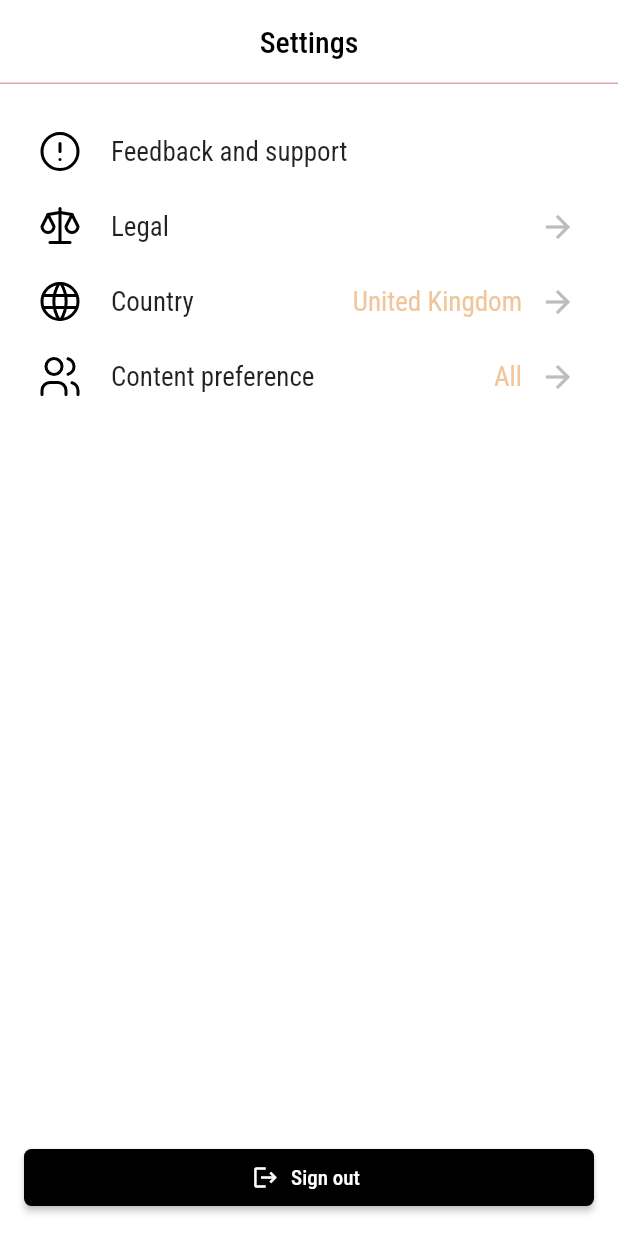
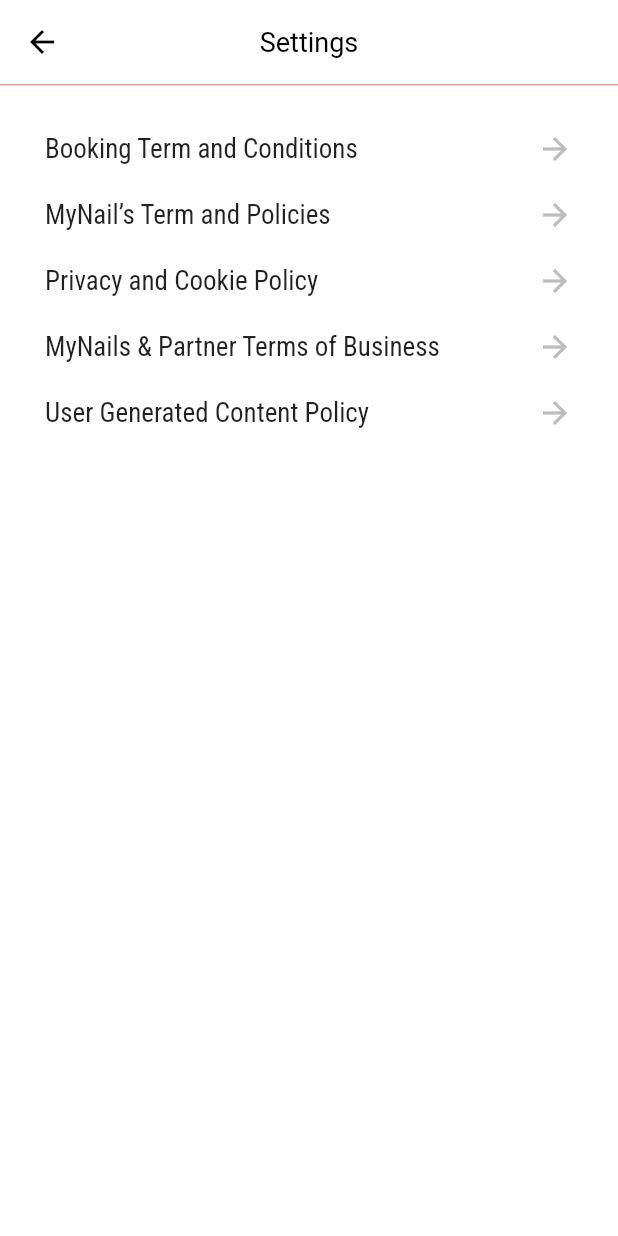
Before and after one commit to latiosthinh/mybeauty-flutter, a Flutter app: the SettingScreen screen opened by its route, after a tap on the "arrow forward" icon, on a phone screen of 412 x 824 dp. Run offline on Flutter 3.47's test engine with Material 2 defaults, Android fonts, the phone set to English and light mode, and no system bars; our stand-ins replace cloud_firestore, firebase_auth, firebase_core, flutter_svg, google_fonts, google_sign_in; accounts and stored records are empty.

Commit message:
🌷 UI: appbar theme

```diff
--- a/lib/models/setting.dart
+++ b/lib/models/setting.dart
@@ -2,8 +2,10 @@ class Setting {
   final String icon;
   final String title;
   final bool hasChild;
+  final String key;
 
-  Setting(this.hasChild, {required this.icon, required this.title});
+  Setting(this.hasChild,
+      {required this.icon, required this.title, required this.key});
 }
 
 class Country {
@@ -17,10 +19,15 @@ class Country {
 List<Setting> menuSettings = [
   Setting(false,
       icon: 'assets/icons/exclamation-circle.svg',
-      title: 'Feedback and support'),
-  Setting(true, icon: 'assets/icons/legal.svg', title: 'Legal'),
-  Setting(true, icon: 'assets/icons/country.svg', title: 'Country'),
-  Setting(true, icon: 'assets/icons/users.svg', title: 'Content preference')
+      title: 'Feedback and support',
+      key: 'feedback-support'),
+  Setting(true, icon: 'assets/icons/legal.svg', title: 'Legal', key: 'legal'),
+  Setting(true,
+      icon: 'assets/icons/country.svg', title: 'Country', key: 'country'),
+  Setting(true,
+      icon: 'assets/icons/users.svg',
+      title: 'Content preference',
+      key: 'content-preference')
 ];
 
 List<Country> listCountry = [
@@ -31,3 +38,11 @@ List<Country> listCountry = [
   Country('assets/icons/it.png', 'Italy', false),
   Country('assets/icons/ca.png', 'Canada', false)
 ];
+
+List<String> listTerm = [
+  'Booking Term and Conditions',
+  'MyNail’s Term and Policies',
+  'Privacy and Cookie Policy',
+  'MyNails & Partner Terms of Business',
+  'User Generated Content Policy'
+];
--- a/lib/routes.dart
+++ b/lib/routes.dart
@@ -9,6 +9,7 @@ import 'package:mybeauty/screens/nails/nail_screen.dart';
 import 'package:mybeauty/screens/register/register_screen.dart';
 import 'package:mybeauty/screens/setting/country_screen.dart';
 import 'package:mybeauty/screens/setting/setting_screen.dart';
+import 'package:mybeauty/screens/setting/term_screen.dart';
 import 'package:mybeauty/screens/splash/splash_screen.dart';
 import 'package:flutter/widgets.dart';
 
@@ -22,5 +23,6 @@ final Map<String, WidgetBuilder> routes = {
   SettingScreen.routeName: (context) => const SettingScreen(),
   ImportBooking.routeName: (context) => const ImportBooking(),
   CountryScreen.routeName: (context) => const CountryScreen(),
+  TermScreen.routeName: (context) => const TermScreen(),
   MainScreen.routeName: (context) => const MainScreen(),
 };
--- a/lib/screens/setting/setting_screen.dart
+++ b/lib/screens/setting/setting_screen.dart
@@ -5,6 +5,7 @@ import 'package:mybeauty/models/setting.dart';
 import 'package:mybeauty/screens/setting/country_screen.dart';
 import 'package:mybeauty/components/primary_button.dart';
 import 'package:mybeauty/screens/login/login_screen.dart';
+import 'package:mybeauty/screens/setting/term_screen.dart';
 import 'package:mybeauty/services/auth.dart';
 
 class SettingScreen extends StatefulWidget {
@@ -20,20 +21,16 @@ class _SettingScreenState extends State<SettingScreen> {
   Widget build(BuildContext context) {
     return Scaffold(
       appBar: AppBar(
-          backgroundColor: whiteColor,
           title: const Text(
             'Settings',
-            style: TextStyle(color: blackColor),
           ),
-          centerTitle: true,
           bottom: PreferredSize(
             preferredSize: const Size.square(0),
             child: Container(
               color: pinkColor,
               height: 1.0,
             ),
-          ),
-          elevation: 0),
+          )),
       body: Container(
           padding:
               const EdgeInsets.only(left: 16, top: 20, right: 16, bottom: 20),
@@ -88,17 +85,17 @@ class _SettingScreenState extends State<SettingScreen> {
               child: Row(
                 children: [
                   Visibility(
-                      visible: menuSettings[i].title == 'Country' ||
-                          menuSettings[i].title == 'Content preference',
+                      visible: menuSettings[i].key == 'country' ||
+                          menuSettings[i].key == 'content-preference',
                       child: Text(
-                        menuSettings[i].title == 'Country'
+                        menuSettings[i].key == 'country'
                             ? 'United Kingdom'
                             : 'All',
                         style:
                             const TextStyle(color: orangeColor, fontSize: 18.0),
                       )),
                   IconButton(
-                      onPressed: () => onTap(menuSettings[i].title),
+                      onPressed: () => onTap(menuSettings[i].key),
                       icon: const Icon(
                         Icons.arrow_forward,
                         color: grayColor,
@@ -112,10 +109,13 @@ class _SettingScreenState extends State<SettingScreen> {
     );
   }
 
-  onTap(String name) {
-    switch (name) {
-      case 'Country':
+  onTap(String key) {
+    switch (key) {
+      case 'country':
         Navigator.pushNamed(context, CountryScreen.routeName);
+        break;
+      case 'legal':
+        Navigator.pushNamed(context, TermScreen.routeName);
         break;
       default:
     }
--- /dev/null
+++ b/lib/screens/setting/term_screen.dart
@@ -0,0 +1,54 @@
+import 'package:flutter/material.dart';
+import 'package:mybeauty/constants.dart';
+import 'package:mybeauty/models/setting.dart';
+
+class TermScreen extends StatefulWidget {
+  static String routeName = "/term";
+  const TermScreen({Key? key}) : super(key: key);
+
+  @override
+  State<TermScreen> createState() => _TermScreenState();
+}
+
+class _TermScreenState extends State<TermScreen> {
+  @override
+  Widget build(BuildContext context) {
+    return Scaffold(
+      appBar: AppBar(
+        title: const Text('Settings'),
+        bottom: PreferredSize(
+          preferredSize: const Size.square(1),
+          child: Container(
+            color: pinkColor,
+            height: 1.0,
+          ),
+        ),
+      ),
+      body: Container(
+          padding: const EdgeInsets.all(30.0),
+          child: Column(
+            children: listTerm.map((term) => buildTerm(term)).toList(),
+          )),
+    );
+  }
+
+  Widget buildTerm(String text) {
+    return Container(
+      padding: const EdgeInsets.only(bottom: 20.0),
+      child: Row(
+        crossAxisAlignment: CrossAxisAlignment.center,
+        mainAxisAlignment: MainAxisAlignment.spaceBetween,
+        children: [
+          Text(
+            text,
+            style: const TextStyle(fontSize: 18.0),
+          ),
+          const Icon(
+            Icons.arrow_forward,
+            color: grayColor,
+          )
+        ],
+      ),
+    );
+  }
+}
--- a/lib/theme.dart
+++ b/lib/theme.dart
@@ -6,9 +6,19 @@ ThemeData theme() {
   return ThemeData(
       scaffoldBackgroundColor: whiteColor,
       visualDensity: VisualDensity.adaptivePlatformDensity,
+      appBarTheme: appBarTheme(),
       textTheme: textTheme());
 }
 
 TextTheme textTheme() {
   return GoogleFonts.robotoCondensedTextTheme();
 }
+
+AppBarTheme appBarTheme() {
+  return const AppBarTheme(
+      centerTitle: true,
+      backgroundColor: whiteColor,
+      titleTextStyle: TextStyle(color: blackColor, fontSize: 18.0),
+      iconTheme: IconThemeData(color: Colors.black),
+      elevation: 0);
+}
```
